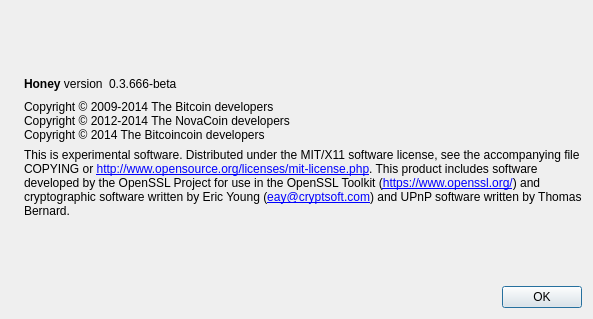
cryptofun/honey, file src/qt/forms/aboutdialog.ui: the form before one commit.
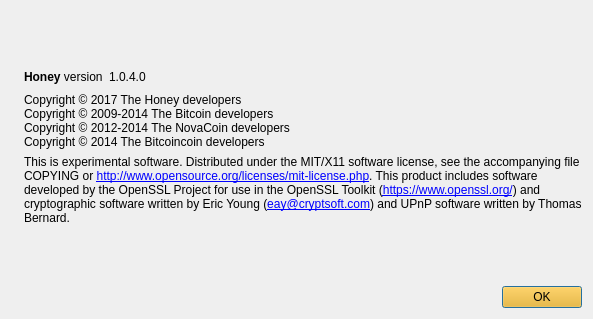
The form after the commit. Icons and pictures are not drawn.

The edit to the form file:
```diff
--- a/src/qt/forms/aboutdialog.ui
+++ b/src/qt/forms/aboutdialog.ui
@@ -63,7 +63,7 @@
           <cursorShape>IBeamCursor</cursorShape>
          </property>
          <property name="text">
-          <string notr="true">0.3.666-beta</string>
+          <string notr="true">1.0.4.0</string>
          </property>
          <property name="textInteractionFlags">
           <set>Qt::LinksAccessibleByMouse|Qt::TextSelectableByKeyboard|Qt::TextSelectableByMouse</set>
@@ -91,7 +91,8 @@
         <cursorShape>IBeamCursor</cursorShape>
        </property>
        <property name="text">
-        <string>Copyright © 2009-2014 The Bitcoin developers
+        <string>Copyright © 2017 The Honey developers
+Copyright © 2009-2014 The Bitcoin developers
 Copyright © 2012-2014 The NovaCoin developers
 Copyright © 2014 The Bitcoincoin developers</string>
        </property>
@@ -139,6 +140,9 @@
      </item>
      <item>
       <widget class="QDialogButtonBox" name="buttonBox">
+       <property name="styleSheet">
+        <string notr="true">background-color: rgb(255, 175, 0);</string>
+       </property>
        <property name="orientation">
         <enum>Qt::Horizontal</enum>
        </property>
```
